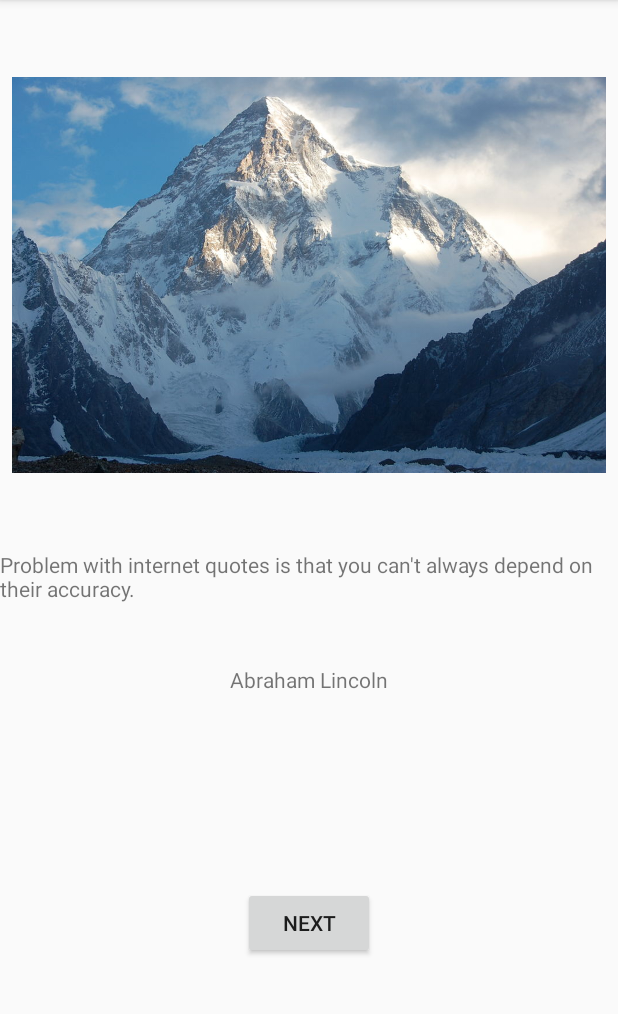
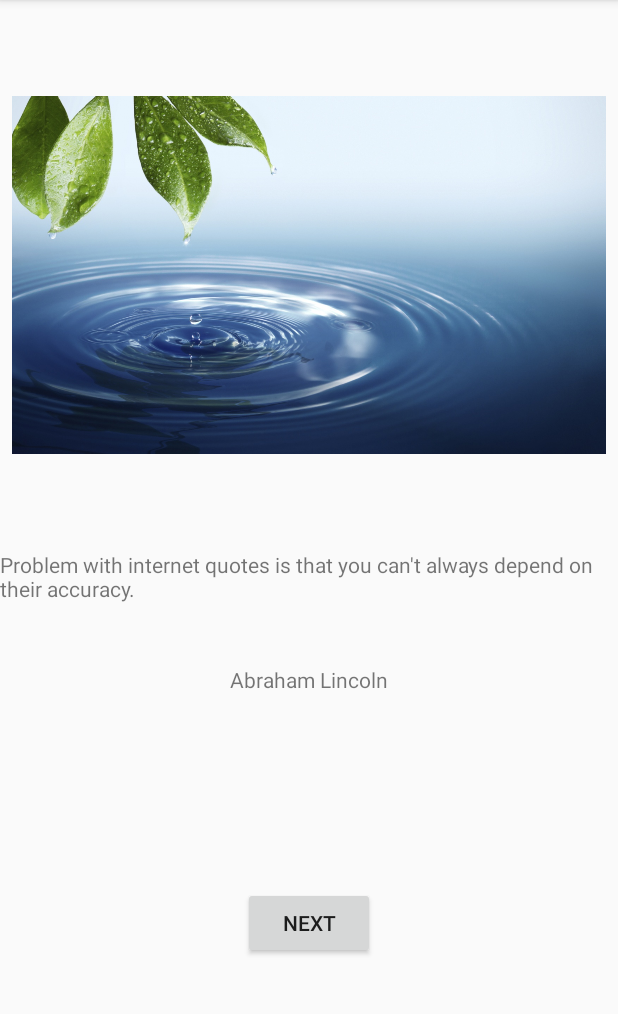
Before and after one commit to solomonjkim/Quote_of_the_day, an Android app: the screen it shows after launch (QuoteActivity), on a phone screen of 412 x 824 dp, the part 84-1098 px from its top. Run offline under Robolectric (Android 15) with nearby library versions, the light colour scheme and no system bars.

Commit message:
First Try HW 1

```diff
--- a/app/src/main/java/edu/andrews/cptr252/ksolomon/quoteoftheday/Quote.java
+++ b/app/src/main/java/edu/andrews/cptr252/ksolomon/quoteoftheday/Quote.java
@@ -12,11 +12,14 @@ public class Quote {
 
     private int mAuthorFact;
 
+    private int mImage;
 
-    public Quote(int quote, int author, int authorFact){
+
+    public Quote(int quote, int author, int authorFact, int image){
         mQuote = quote;
         mAuthor = author;
         mAuthorFact = authorFact;
+        mImage = image;
     }
 
 
@@ -26,5 +29,7 @@ public class Quote {
     public void setAuthor(int author)   {mAuthor = author;}
     public int getAuthorFact() {return mAuthorFact;}
     public void setAuthorFact(int mAuthorFact) {this.mAuthorFact = mAuthorFact;}
+    public int getImage() {return mImage;}
+    public void setImage(int mImage) {this.mImage = mImage;}
 
 }
--- a/app/src/main/java/edu/andrews/cptr252/ksolomon/quoteoftheday/QuoteActivity.java
+++ b/app/src/main/java/edu/andrews/cptr252/ksolomon/quoteoftheday/QuoteActivity.java
@@ -38,10 +38,13 @@ public class QuoteActivity extends AppCompatActivity {
 
 
     private Quote[] mQuoteList = new Quote[] {
-            new Quote(R.string.quote_text_0, R.string.quote_author_0, R.string.author_fact_0),
-            new Quote(R.string.quote_text_1, R.string.quote_author_1, R.string.author_fact_1),
-            new Quote(R.string.quote_text_2, R.string.quote_author_2, R.string.author_fact_2)
+            new Quote(R.string.quote_text_0, R.string.quote_author_0, R.string.author_fact_0, R.drawable.waterpic),
+            new Quote(R.string.quote_text_1, R.string.quote_author_1, R.string.author_fact_1, R.drawable.mountain_pic),
+            new Quote(R.string.quote_text_2, R.string.quote_author_2, R.string.author_fact_2, R.drawable.fire),
+            new Quote(R.string.quote_text_3, R.string.quote_author_3, R.string.author_fact_3, R.drawable.wind),
+            new Quote(R.string.quote_text_4, R.string.quote_author_4, R.string.author_fact_4, R.drawable.airbender)
     };
+
 
     private int mCurrentIndex = 0;
 
@@ -59,14 +62,17 @@ public class QuoteActivity extends AppCompatActivity {
     private void updateQuote() {
         int quote = mQuoteList[mCurrentIndex].getQuote();
         int author = mQuoteList[mCurrentIndex].getAuthor();
+        int image = mQuoteList[mCurrentIndex].getImage();
 
         mQuoteTextView.setText(quote);
         mAuthorTextView.setText(author);
+        mImageView .setImageResource(image);
     }
 
     /** Setup and inflate layout.
      * @param savedInstanceState previously saved Bundle
      */
+
     @Override
     protected void onCreate(Bundle savedInstanceState) {
         super.onCreate(savedInstanceState);
@@ -77,7 +83,15 @@ public class QuoteActivity extends AppCompatActivity {
         }
 
         mImageView = (ImageView) findViewById(R.id.imageView);
-        mImageView.setImageResource(R.drawable.mountain_pic);
+        int image = mQuoteList[mCurrentIndex].getImage();
+        mImageView.setImageResource(image);
+        mImageView.setOnClickListener(new View.OnClickListener(){
+            @Override
+            public void onClick(View v){
+                displayAuthorFact();
+            }
+        });
+
         mQuoteTextView = findViewById(R.id.quoteTextView);
         int quote = mQuoteList[mCurrentIndex].getQuote();
         mQuoteTextView.setText(quote);
--- a/app/src/main/res/values/strings.xml
+++ b/app/src/main/res/values/strings.xml
@@ -7,6 +7,12 @@
     <string name="quote_author_1">Helen Hayes</string>
     <string name="quote_text_2">Because of their size, parents may be difficult to discipline properly.</string>
     <string name="quote_author_2">P.J. O\'Rourke</string>
+    <string name="quote_text_3">Hello there I am a quote</string>
+    <string name="quote_text_4">Quote again from another person</string>
+    <string name="quote_author_3">Elon Musk</string>
+    <string name="quote_author_4">Tom Brady</string>
+    <string name="author_fact_3">I am a cool spaceship person</string>
+    <string name="author_fact_4">I liked to go to the super bowl</string>
     <string name="author_fact_0">Abraham Lincoln was the 16th U.S. president and died over 100 years before the internet existed.</string>
     <string name="author_fact_1">Helen Hayes won an Emmy, a Grammy, an Oscar and a Tony award.</string>
     <string name="author_fact_2">P.J. O\'Rourke was born in Toledo, OH.</string>
```
Also changed, not shown: app/src/main/java/edu/andrews/cptr252/ksolomon/quoteoftheday/AuthorFactActivity.java (+8 -0 lines), app/src/main/res/drawable/airbender.jpg (added), app/src/main/res/drawable/fire.jpg (added), app/src/main/res/drawable/waterpic.jpg (added), app/src/main/res/drawable/wind.jpg (added).
